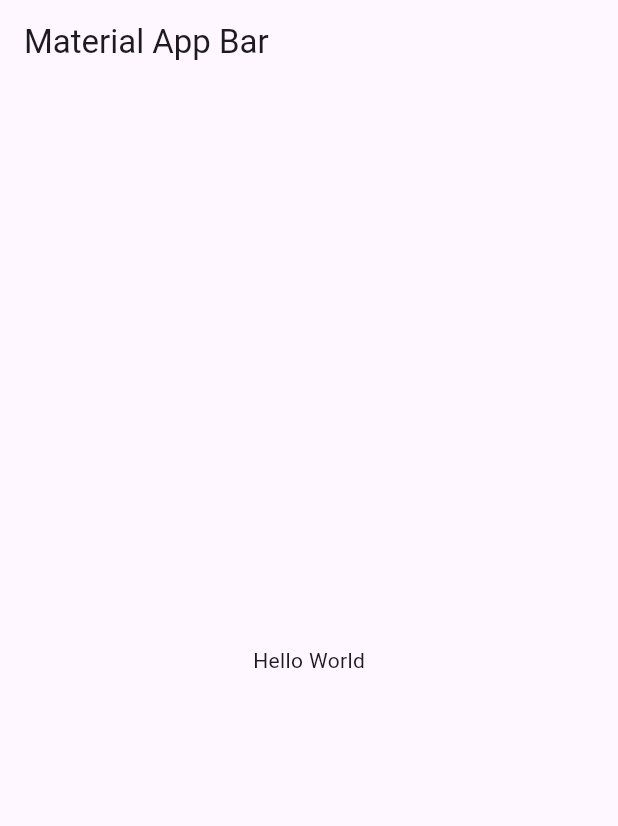
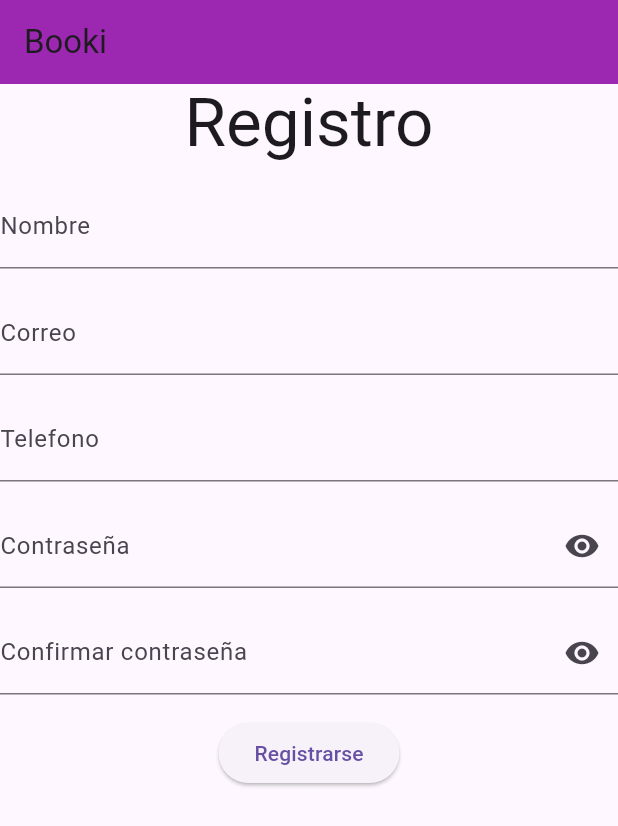
Before and after one commit to fernando527/Booki, a Flutter app: the screen it shows after launch, after a tap on "Registrarse", on a phone screen of 412 x 824 dp. Shown: the top 826 px of the screen. Run offline on Flutter 3.47's test engine with Material 3 defaults, Android fonts, the phone set to English and light mode, and no system bars; our stand-ins replace cloud_firestore, firebase_core, get; accounts and stored records are empty.

Commit message:
añadiendo logica a registro y creando widgets personalizados

```diff
--- a/lib/paginas/registro.dart
+++ b/lib/paginas/registro.dart
@@ -1,20 +1,194 @@
 import 'package:flutter/material.dart';
+import 'package:booki/widgets/my_text_field.dart';
+import 'package:booki/widgets/my_title.dart';
 
 void main() => runApp(const Registro());
 
-class Registro extends StatelessWidget {
+class Registro extends StatefulWidget {
   const Registro({super.key});
 
   @override
+  State<Registro> createState() => _RegistroState();
+}
+
+class _RegistroState extends State<Registro> {
+  final _formKey = GlobalKey<FormState>();
+  final nameController = TextEditingController();
+  final emailController = TextEditingController();
+  final phoneController = TextEditingController();
+  final pwController = TextEditingController();
+  final pwConfirmationController = TextEditingController();
+
+  bool hidePW = true;
+
+  @override
+  void initState() {
+    super.initState();
+    hidePW = true;
+  }
+
+  @override
+  void dispose() {
+    nameController.dispose();
+    emailController.dispose();
+    phoneController.dispose();
+    pwController.dispose();
+    pwConfirmationController.dispose();
+    super.dispose();
+  }
+
+  // validateName(String name) {
+  //   if (name.length < 3) {
+  //     return "Nombre no tiene suficientes caracteres";
+  //   }
+  //   return null;
+  // }
+
+  // validateEmail(String email) {
+  //   if (!(email.contains('@') &&
+  //       (email.contains("unah.edu.hn") || (email.contains("unah.hn"))))) {
+  //     return "El correo ingresado no es valido";
+  //   }
+  //   return null;
+  // }
+
+  // validatePhone(String phone) {
+  //   if ((phone[0] != '3' || phone[0] != '9') && (phone.length != 8)) {
+  //     return "El numero ingresado no es valido";
+  //   }
+  //   return null;
+  // }
+
+  // validatePassword(String password) {
+  //   String pattern =
+  //       r'^(?=.*?[A-Z])(?=.*?[a-z])(?=.*?[0-9])(?=.*?[!@#\$&*~]).{8,}$';
+  //   RegExp regExp = RegExp(pattern);
+  //   if (!regExp.hasMatch(password)) {
+  //     return "La contraseña no cumple los requisitos minimos";
+  //   }
+  //   return null;
+  // }
+
+  // validatePwConfirmation(String password, String passwordConfirmation) {
+  //   if (password != passwordConfirmation) {
+  //     return "Las contraseñas no son iguales";
+  //   }
+  //   return null;
+  // }
+
+  @override
   Widget build(BuildContext context) {
-    return MaterialApp(
-      debugShowCheckedModeBanner: false,
-      home: Scaffold(
-        appBar: AppBar(
-          title: const Text('Material App Bar'),
-        ),
-        body: const Center(
-          child: Text('Hello World'),
+    return Scaffold(
+      appBar: AppBar(
+        title: const Text("Booki"),
+        backgroundColor: Colors.purple,
+      ),
+      body: Center(
+        child: Form(
+          key: _formKey,
+          child: Column(
+            children: [
+              MyTitle(title: "Registro"),
+              const SizedBox(height: 15),
+              MyTextField(
+                  hidePW: false,
+                  myLabel: Text("Nombre"),
+                  controller: nameController,
+                  validator: (name) {
+                    if (name!.length < 3) {
+                      return "Nombre no tiene suficientes caracteres";
+                    }
+                    return null;
+                  }),
+              const SizedBox(height: 15),
+              MyTextField(
+                  hidePW: false,
+                  myLabel: Text("Correo"),
+                  controller: emailController,
+                  validator: (email) {
+                    if (!(email!.contains('@') &&
+                        (email.contains("unah.edu.hn") ||
+                            (email.contains("unah.hn"))))) {
+                      return "El correo ingresado no es valido";
+                    }
+                    return null;
+                  }),
+              const SizedBox(height: 15),
+              MyTextField(
+                hidePW: false,
+                myLabel: Text("Telefono"),
+                controller: phoneController,
+                validator: (phone) {
+                  if (phone == null || phone.isEmpty) {
+                    return "Ingrese un numero";
+                  } else {
+                    if ((phone[0] != '3' || phone[0] != '9') &&
+                        phone.length != 8) {
+                      return "Numero ingresado no es valido";
+                    }
+                  }
+                  return null;
+                },
+              ),
+              const SizedBox(height: 15),
+              MyTextField(
+                hidePW: hidePW,
+                myLabel: Text("Contraseña"),
+                controller: pwController,
+                validator: (password) {
+                  const String pattern =
+                      r'^(?=.*?[A-Z])(?=.*?[a-z])(?=.*?[0-9])(?=.*?[!@#\$&*~]).{8,}$';
+                  RegExp regExp = RegExp(pattern);
+                  if (password != null && !regExp.hasMatch(password)) {
+                    return "La contraseña no cumple los requisitos minimos";
+                  }
+                  return null;
+                },
+                suffixIconButton: IconButton(
+                  icon: Icon(hidePW ? Icons.visibility : Icons.visibility_off),
+                  onPressed: () {
+                    setState(
+                      () {
+                        hidePW = !hidePW;
+                      },
+                    );
+                  },
+                ),
+              ),
+              const SizedBox(height: 15),
+              MyTextField(
+                hidePW: hidePW,
+                myLabel: Text("Confirmar contraseña"),
+                controller: pwConfirmationController,
+                validator: (pwConfirmation) {
+                  if (pwConfirmation != pwController.text) {
+                    return "Las contraseñas no son iguales";
+                  }
+                  return null;
+                },
+                suffixIconButton: IconButton(
+                  icon: Icon(hidePW ? Icons.visibility : Icons.visibility_off),
+                  onPressed: () {
+                    setState(
+                      () {
+                        hidePW = !hidePW;
+                      },
+                    );
+                  },
+                ),
+              ),
+              const SizedBox(height: 15),
+              ElevatedButton(
+                  onPressed: () {
+                    if (_formKey.currentState!.validate()) {}
+                    // print("Nombre: ${nameController.text}");
+                    // print("Correo: ${emailController.text}");
+                    // print("Telefono: ${phoneController.text}");
+                    // print("Contraseña: ${pwController.text}");
+                  },
+                  child: const Text("Registrarse"))
+            ],
+          ),
         ),
       ),
     );
--- a/lib/paginas/screens/biblioteca.dart
+++ b/lib/paginas/screens/biblioteca.dart
@@ -23,11 +23,11 @@ class _BibliotecaState extends State<Biblioteca> {
       stream: _librosStream,
       builder: (BuildContext context, AsyncSnapshot<QuerySnapshot> snapshot) {
         if (snapshot.hasError) {
-          return const Text('Something went wrong');
+          return const Text('Algo salio mal');
         }
 
         if (snapshot.connectionState == ConnectionState.waiting) {
-          return const Text("Loading");
+          return const Text("Trabajando...");
         }
 
         return ListView(
--- /dev/null
+++ b/lib/widgets/my_text_field.dart
@@ -0,0 +1,40 @@
+import 'package:flutter/material.dart';
+
+class MyTextField extends StatefulWidget {
+  final Text myLabel;
+  final Icon? prefixIcon;
+  final IconButton? suffixIconButton;
+  final TextEditingController? controller;
+  final FormFieldValidator<String>? validator;
+  final bool hidePW;
+
+  const MyTextField(
+      {super.key,
+      this.prefixIcon,
+      required this.myLabel,
+      this.suffixIconButton,
+      this.controller,
+      this.validator,
+      this.hidePW = false});
+
+  @override
+  State<MyTextField> createState() => _MyTextFieldState();
+}
+
+class _MyTextFieldState extends State<MyTextField> {
+  @override
+  Widget build(BuildContext context) {
+    return Center(
+      child: TextFormField(
+        obscureText: widget.hidePW,
+        validator: widget.validator,
+        controller: widget.controller,
+        decoration: InputDecoration(
+          prefixIcon: widget.prefixIcon,
+          label: widget.myLabel,
+          suffixIcon: widget.suffixIconButton,
+        ),
+      ),
+    );
+  }
+}
--- /dev/null
+++ b/lib/widgets/my_title.dart
@@ -0,0 +1,23 @@
+import 'package:flutter/material.dart';
+
+//ignore: must_be_immutable
+class MyTitle extends StatelessWidget {
+  final String title;
+  late TextStyle? style;
+  MyTitle({
+    super.key,
+    required this.title,
+    this.style,
+  });
+
+  @override
+  Widget build(BuildContext context) {
+    style = Theme.of(context).textTheme.displayMedium!;
+    return Center(
+      child: Text(
+        title,
+        style: style,
+      ),
+    );
+  }
+}
```
Also changed, not shown: pubspec.lock.
